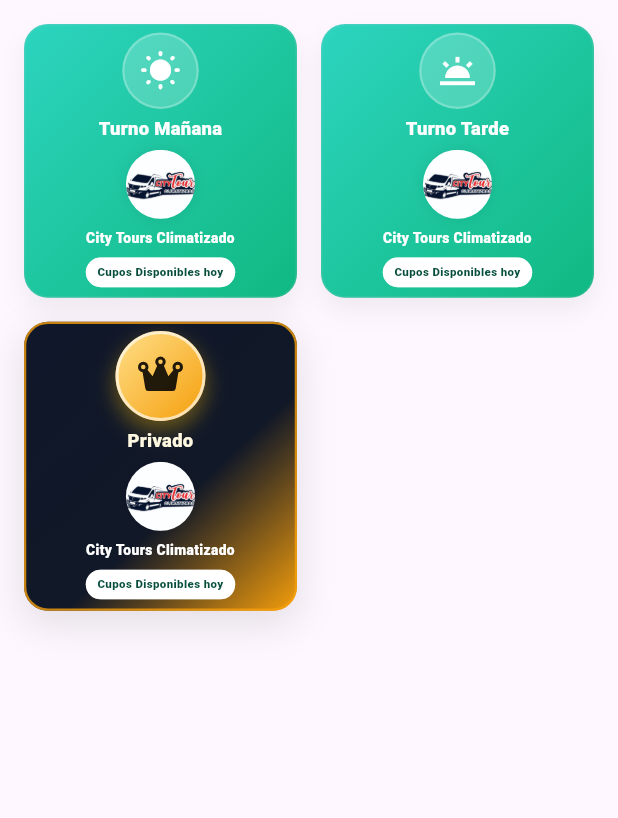
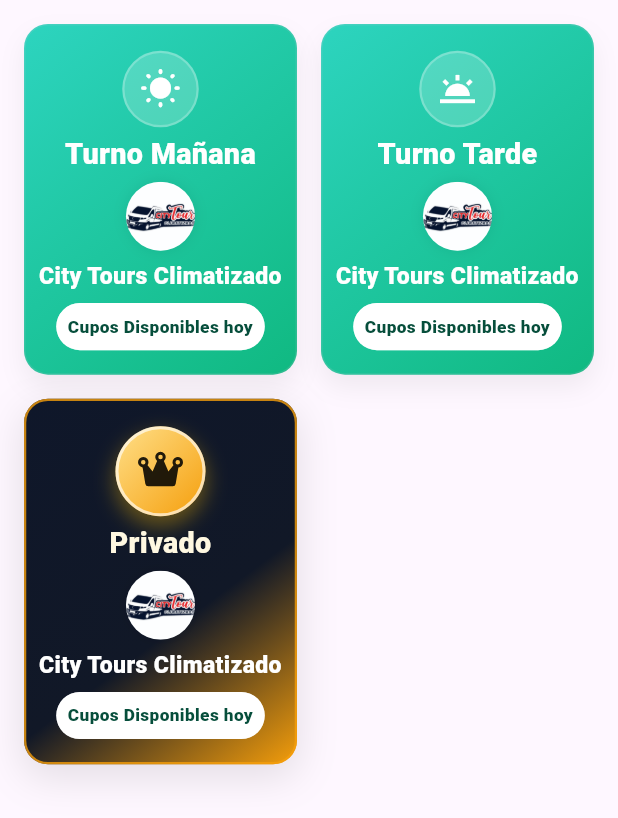
Before and after one commit to Jonathan03R/city_tours_cartagena, a Flutter app: the ServiciosView screen opened directly, on a phone screen of 412 x 824 dp. Shown: the top 818 px of the screen. Run offline on Flutter 3.47's test engine with Material 3 defaults, Android fonts, the phone set to English and light mode, and no system bars; our stand-ins replace cloud_firestore, connectivity_plus, firebase_auth, firebase_core, firebase_messaging, flutter_local_notifications and 8 more; accounts and stored records are empty.

Commit message:
Se ajusto la vista de los servicios

```diff
--- a/lib/screens/servicios/servicio_view.dart
+++ b/lib/screens/servicios/servicio_view.dart
@@ -283,7 +283,7 @@ class _TurnoCard extends StatelessWidget {
             ),
           ),
           child: Padding(
-            padding: EdgeInsets.fromLTRB(4.w, 4.h, 4.w, 8.h),
+            padding: EdgeInsets.fromLTRB(4.w, 20.h, 4.w, 20.h),
             child: Column(
               crossAxisAlignment: CrossAxisAlignment.center,
               mainAxisSize: MainAxisSize.min,
@@ -296,7 +296,7 @@ class _TurnoCard extends StatelessWidget {
                   textAlign: TextAlign.center,
                   style: TextStyle(
                     fontWeight: FontWeight.w900,
-                    fontSize: 16.sp,
+                      fontSize: 25.sp, // como pa que no lo veas XDD
                     color: _isPrivado ? Colors.amber.shade50 : Colors.white,
                     letterSpacing: 0.2,
                   ),
@@ -309,7 +309,7 @@ class _TurnoCard extends StatelessWidget {
                   textAlign: TextAlign.center,
                   style: TextStyle(
                     fontWeight: FontWeight.w900,
-                    fontSize: 12.sp,
+                      fontSize: 20.sp, // ¡Para que ni tu abuela se lo pierda!
                     color: Colors.white,
                   ),
                 ),
@@ -441,7 +441,7 @@ class _EstadoBadge extends StatelessWidget {
     };
 
     return Container(
-      padding: EdgeInsets.symmetric(horizontal: 8.w, vertical: 4.w),
+      padding: EdgeInsets.symmetric(horizontal: 8.w, vertical: 8.w),
       decoration: BoxDecoration(
         color: Colors.white,
         borderRadius: BorderRadius.circular(999),
@@ -453,7 +453,7 @@ class _EstadoBadge extends StatelessWidget {
         style: TextStyle(
           color: text,
           fontWeight: FontWeight.w800,
-          fontSize: 10.sp,
+          fontSize: 15.sp, //Lo agrande papu
           // letterSpacing: 0.8,
         ),
       ),
```
